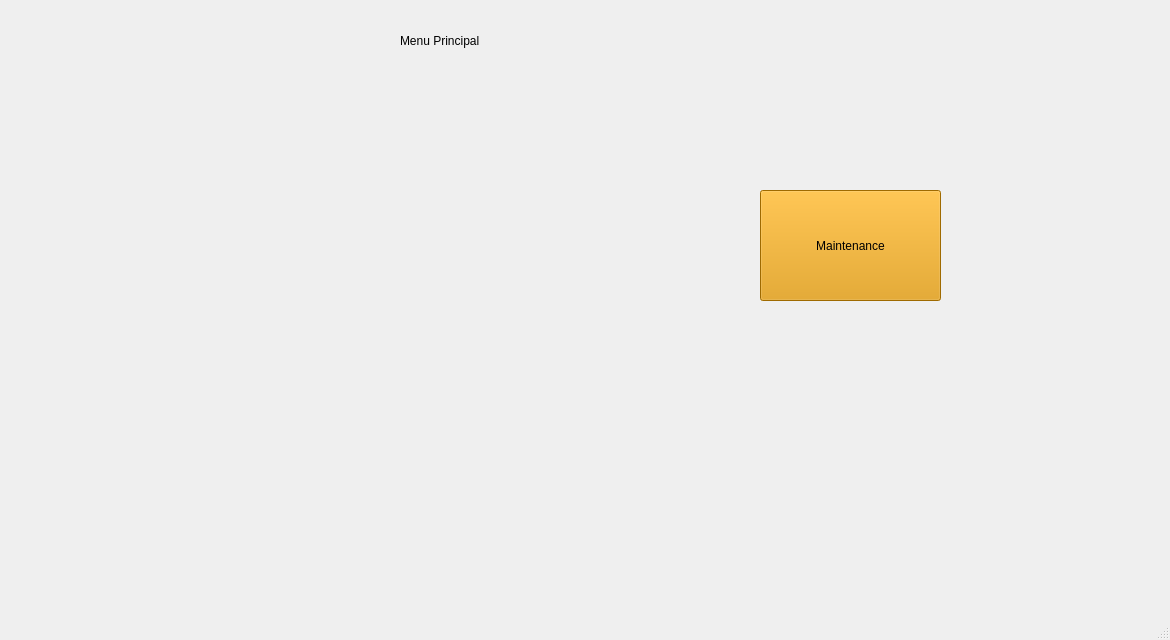
This is mainwindow.ui in IbriRima/Smart_Municipality_2A3 as Qt 5 draws it before an edit. The edited form follows.
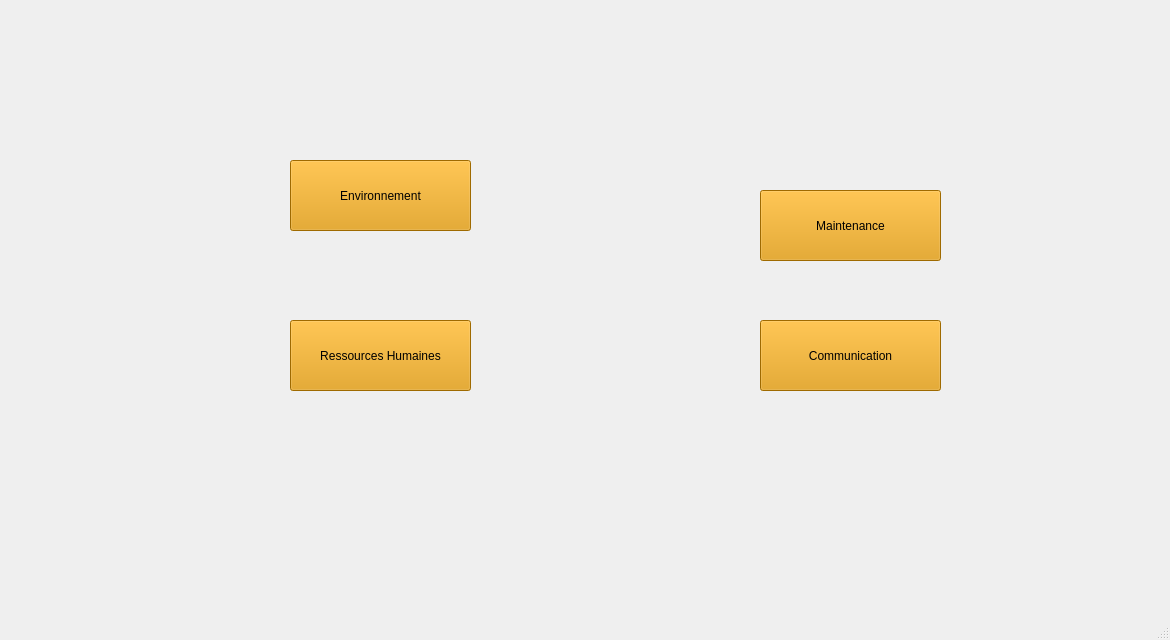
This is the edited form. The open tabs and pages were chosen to show the change. Icons and pictures are not drawn. Custom widgets are drawn as their Qt base class.

```diff
--- a/mainwindow.ui
+++ b/mainwindow.ui
@@ -30,26 +30,13 @@
      <number>4</number>
     </property>
     <widget class="QWidget" name="Menu_Principal">
-     <widget class="QLabel" name="label">
-      <property name="geometry">
-       <rect>
-        <x>410</x>
-        <y>30</y>
-        <width>201</width>
-        <height>21</height>
-       </rect>
-      </property>
-      <property name="text">
-       <string>Menu Principal</string>
-      </property>
-     </widget>
      <widget class="QPushButton" name="pushButton_MaintenanceIN">
       <property name="geometry">
        <rect>
         <x>770</x>
         <y>190</y>
         <width>181</width>
-        <height>111</height>
+        <height>71</height>
        </rect>
       </property>
       <property name="autoFillBackground">
@@ -68,6 +55,81 @@
        <string>Maintenance</string>
       </property>
      </widget>
+     <widget class="QPushButton" name="pushButton_Environnement">
+      <property name="geometry">
+       <rect>
+        <x>300</x>
+        <y>160</y>
+        <width>181</width>
+        <height>71</height>
+       </rect>
+      </property>
+      <property name="autoFillBackground">
+       <bool>false</bool>
+      </property>
+      <property name="styleSheet">
+       <string notr="true">background-color: rgb(223, 149, 0);
+font: 75 8pt &quot;MS Shell Dlg 2&quot;;
+border-left-color: rgb(0, 0, 0);
+border-bottom-color: rgb(0, 0, 0);
+font: 8pt &quot;MS Sans Serif&quot;;
+
+</string>
+      </property>
+      <property name="text">
+       <string>Environnement</string>
+      </property>
+     </widget>
+     <widget class="QPushButton" name="pushButton_RessourcesHumaine">
+      <property name="geometry">
+       <rect>
+        <x>300</x>
+        <y>320</y>
+        <width>181</width>
+        <height>71</height>
+       </rect>
+      </property>
+      <property name="autoFillBackground">
+       <bool>false</bool>
+      </property>
+      <property name="styleSheet">
+       <string notr="true">background-color: rgb(223, 149, 0);
+font: 75 8pt &quot;MS Shell Dlg 2&quot;;
+border-left-color: rgb(0, 0, 0);
+border-bottom-color: rgb(0, 0, 0);
+font: 8pt &quot;MS Sans Serif&quot;;
+
+</string>
+      </property>
+      <property name="text">
+       <string>Ressources Humaines</string>
+      </property>
+     </widget>
+     <widget class="QPushButton" name="pushButton_Communication">
+      <property name="geometry">
+       <rect>
+        <x>770</x>
+        <y>320</y>
+        <width>181</width>
+        <height>71</height>
+       </rect>
+      </property>
+      <property name="autoFillBackground">
+       <bool>false</bool>
+      </property>
+      <property name="styleSheet">
+       <string notr="true">background-color: rgb(223, 149, 0);
+font: 75 8pt &quot;MS Shell Dlg 2&quot;;
+border-left-color: rgb(0, 0, 0);
+border-bottom-color: rgb(0, 0, 0);
+font: 8pt &quot;MS Sans Serif&quot;;
+
+</string>
+      </property>
+      <property name="text">
+       <string>Communication</string>
+      </property>
+     </widget>
     </widget>
     <widget class="QWidget" name="Ressource_Humaine">
      <widget class="QStackedWidget" name="stackedWidget_resources_humaines">
```
Left out of the diff: 70 changed lines with no effect on the pictures.
